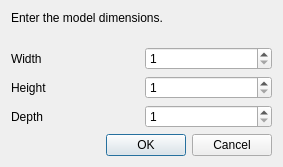
Before: the Qt Designer form src/dialog_resize.ui in grking/zoxel, drawn with Qt 5.
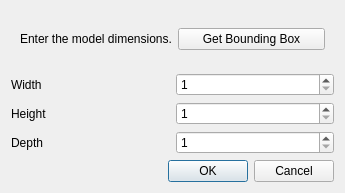
After: the same form once the commit is applied.

Commit message: Adds "get bounding box" to model resize dialog.

The edit to the form file:
```diff
--- a/src/dialog_resize.ui
+++ b/src/dialog_resize.ui
@@ -6,8 +6,8 @@
    <rect>
     <x>0</x>
     <y>0</y>
-    <width>283</width>
-    <height>167</height>
+    <width>345</width>
+    <height>193</height>
    </rect>
   </property>
   <property name="windowTitle">
@@ -15,25 +15,35 @@
   </property>
   <layout class="QVBoxLayout" name="verticalLayout">
    <item>
-    <widget class="QLabel" name="label">
-     <property name="text">
-      <string>Enter the model dimensions.</string>
+    <widget class="QFrame" name="frame">
+     <property name="frameShape">
+      <enum>QFrame::NoFrame</enum>
      </property>
+     <property name="frameShadow">
+      <enum>QFrame::Plain</enum>
+     </property>
+     <layout class="QGridLayout" name="gridLayout">
+      <item row="0" column="0">
+       <layout class="QHBoxLayout" name="horizontalLayout">
+        <item>
+         <widget class="QLabel" name="label">
+          <property name="text">
+           <string>Enter the model dimensions.</string>
+          </property>
+         </widget>
+        </item>
+        <item>
+         <widget class="QPushButton" name="button_auto">
+          <property name="text">
+           <string>Get Bounding Box</string>
+          </property>
+         </widget>
+        </item>
+       </layout>
+      </item>
+     </layout>
     </widget>
    </item>
-   <item>
-    <spacer name="verticalSpacer">
-     <property name="orientation">
-      <enum>Qt::Vertical</enum>
-     </property>
-     <property name="sizeHint" stdset="0">
-      <size>
-       <width>20</width>
-       <height>40</height>
-      </size>
-     </property>
-    </spacer>
-   </item>
    <item>
     <layout class="QGridLayout" name="gridLayout_2">
      <item row="1" column="1">
```
Left out of the diff: 42 changed lines with no effect on the pictures. The commit also changes 2 other files.
